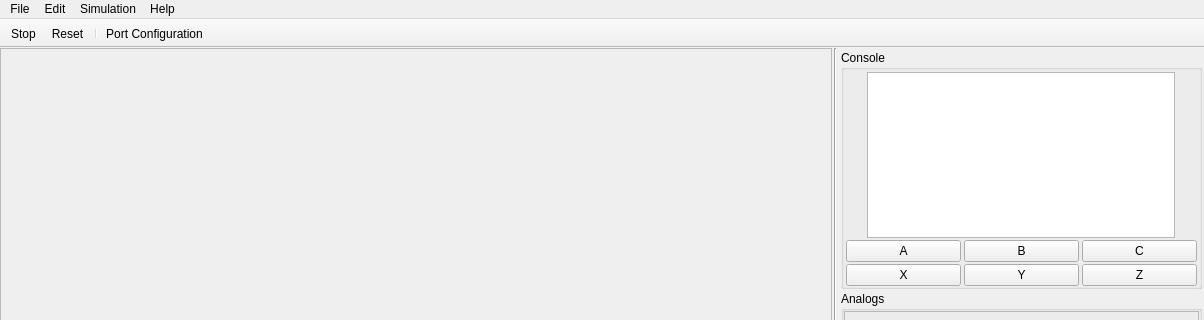
Old version of the form ui/main_window.ui in the repository kipr/ks2; both pictures show x 0 to 1204 and y 0 to 320 of the 1204 by 816 pixel window.
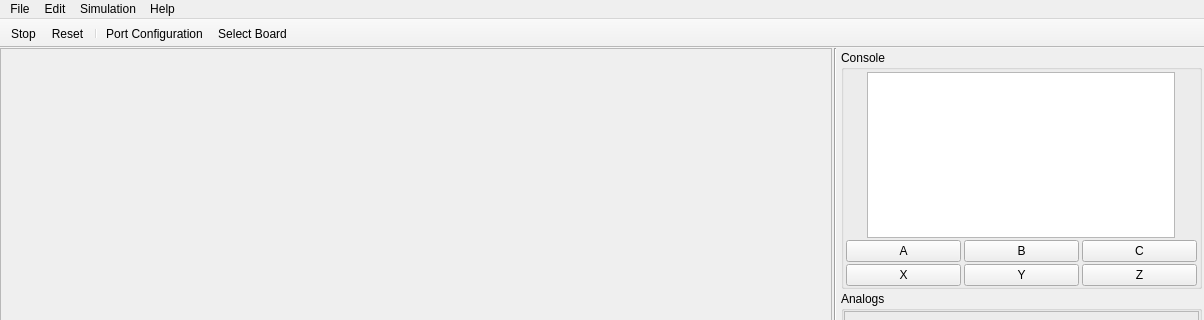
New version of the form. Icons and pictures are not drawn. Custom widgets are drawn as their Qt base class.

Commit message: Added the ability to select board files

```diff
--- a/ui/main_window.ui
+++ b/ui/main_window.ui
@@ -781,6 +781,7 @@
    <addaction name="actionReset"/>
    <addaction name="separator"/>
    <addaction name="actionPortConfiguration"/>
+   <addaction name="actionSelectBoard"/>
   </widget>
   <action name="actionAbout">
    <property name="icon">
@@ -828,6 +829,15 @@
     <string>Port Configuration</string>
    </property>
   </action>
+  <action name="actionSelectBoard">
+   <property name="icon">
+    <iconset resource="../rc/icons.qrc">
+     <normaloff>:/icons/shape_move_back.png</normaloff>:/icons/shape_move_back.png</iconset>
+   </property>
+   <property name="text">
+    <string>Select Board</string>
+   </property>
+  </action>
  </widget>
  <customwidgets>
   <customwidget>
```
Left out of the diff: 1 changed line with no effect on the pictures. The commit also changes 10 other files.
